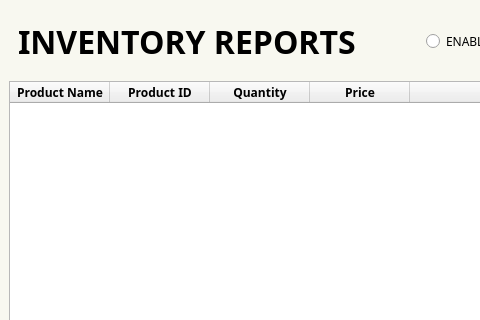
This is Screens/MainMenuScreens/Reports/Inventory_Report.ui in Bideiro/Ranil_project_py as Qt 5 draws it before an edit; both pictures show x 0 to 480 and y 0 to 320 of the 1124 by 596 pixel window. The edited form follows.
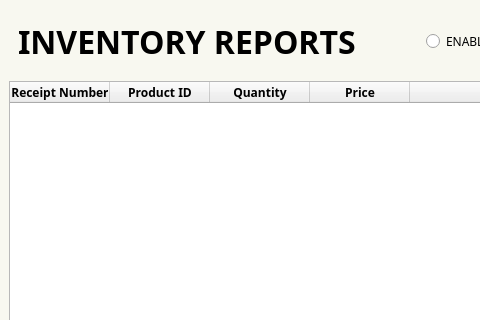
This is the edited form.

```diff
--- a/Screens/MainMenuScreens/Reports/Inventory_Report.ui
+++ b/Screens/MainMenuScreens/Reports/Inventory_Report.ui
@@ -305,9 +305,12 @@
            <attribute name="horizontalHeaderStretchLastSection">
             <bool>true</bool>
            </attribute>
+           <attribute name="verticalHeaderVisible">
+            <bool>false</bool>
+           </attribute>
            <column>
             <property name="text">
-             <string>Product Name</string>
+             <string>Receipt Number</string>
             </property>
             <property name="font">
              <font>
```
